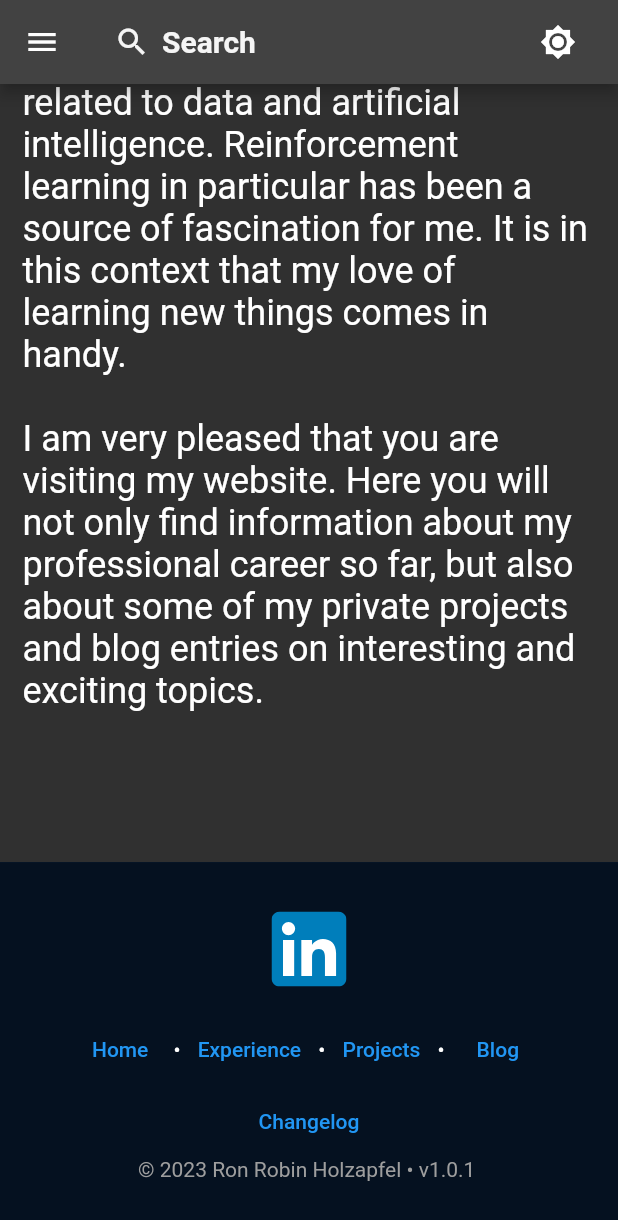
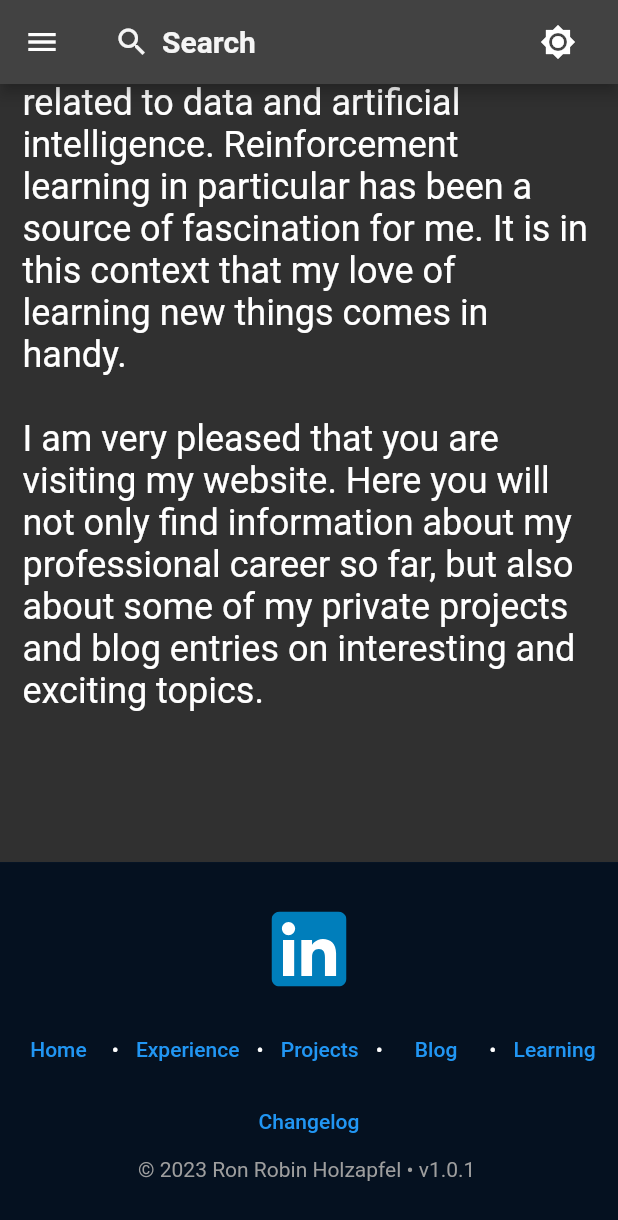
Before and after one commit to Ronho/personal-website, a Flutter app: the screen it shows after launch, scrolled down 467 dp, on a phone screen of 412 x 824 dp. Shown: the top 1220 px of the screen. Run offline on Flutter 3.47's test engine with Material 2 defaults, Android fonts, the phone set to English and light mode, and no system bars; our stand-ins replace flutter_markdown, flutter_svg, get, get_storage, url_strategy; missing offline and left inert: markdown.

Commit message:
feat: learning system

```diff
--- a/lib/components/footer.dart
+++ b/lib/components/footer.dart
@@ -56,6 +56,12 @@ class Footer extends StatelessWidget {
                     Get.toNamed('/blog');
                   },
                   child: Text('blog'.tr)),
+              const Text(' • '),
+              TextButton(
+                  onPressed: () {
+                    Get.toNamed('/learning');
+                  },
+                  child: Text('learn'.tr)),
             ],
           ),
           Row(
--- a/lib/i18n/messages.dart
+++ b/lib/i18n/messages.dart
@@ -33,6 +33,13 @@ class Messages extends Translations {
           'changelog': 'Changelog',
           'search': 'Search',
           'search_hinttext': 'Full-Text Search...',
+          'back': 'Back',
+          'hide': 'Hide',
+          'show': 'Show',
+          'next': 'Next',
+          'question': 'Question',
+          'answer': 'Answer',
+          "learn": "Learning"
         },
         'de_DE': {
           'welcome': 'Willkommen, ich bin Ron!',
@@ -58,6 +65,13 @@ class Messages extends Translations {
           'changelog': 'Changelog',
           'search': 'Suche',
           'search_hinttext': 'Volltextsuche...',
+          'back': 'Zurück',
+          'hide': 'Lösung verstecken',
+          'show': 'Lösung zeigen',
+          'next': 'Nächste',
+          'question': 'Frage',
+          'answer': 'Lösung',
+          "learn": "Lernen"
         }
       };
 }
--- a/lib/main.dart
+++ b/lib/main.dart
@@ -12,7 +12,7 @@ import 'package:personal_website/screens/imprint.dart';
 import 'package:personal_website/screens/landing.dart';
 import 'package:personal_website/screens/not_found.dart';
 import 'package:personal_website/screens/project.dart';
-import 'package:personal_website/screens/not_found.dart';
+import 'package:personal_website/screens/spaced_repetition.dart';
 import 'package:personal_website/theme/themes.dart';
 import 'package:personal_website/controller/blogs.dart';
 import 'package:personal_website/controller/changelog.dart';
@@ -91,6 +91,11 @@ class MyApp extends StatelessWidget {
           page: () => ChangelogScreen(),
           transition: Transition.noTransition,
         ),
+        GetPage(
+          name: '/learning',
+          page: () => SpacedRepetitionScreen(),
+          transition: Transition.noTransition,
+        ),
       ],
     );
   }
--- /dev/null
+++ b/lib/models/question.dart
@@ -0,0 +1,19 @@
+class Question {
+  final String id;
+  final String question;
+  final String answer;
+
+  Question({
+    required this.id,
+    required this.answer,
+    required this.question
+  });
+
+  factory Question.fromJson(Map<dynamic, dynamic> json) {
+    return Question(
+      id: json['id'].toString(),
+      question: json['question'].toString(),
+      answer: json['answer'].toString(),
+    );
+  }
+}
```
Also changed, not shown: assets/data/questions.json (added, +17 -0 lines), lib/controller/questions.dart (added, +72 -0 lines), lib/screens/spaced_repetition.dart (added, +102 -0 lines).
